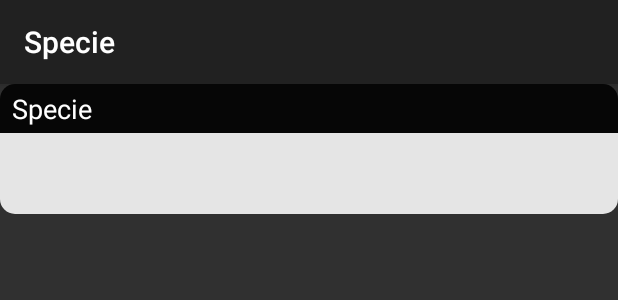
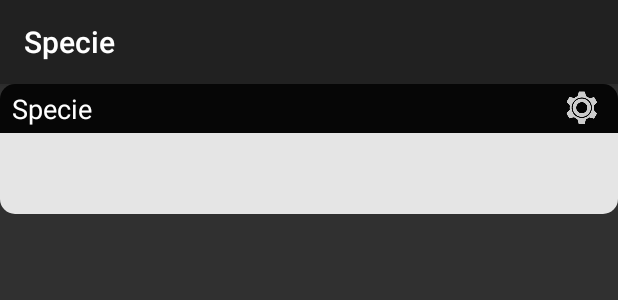
Before and after one commit to billthefarmer/specie, an Android app: the layout widget.xml on its own in the app's theme, with its tools: preview values and no code run, on a phone screen of 412 x 824 dp. Shown: the top 300 px of the screen. Run offline under Robolectric (Android 15) with nearby library versions, the phone set to English and light mode, and no system bars.

Commit message:
Update config widget

```diff
--- a/src/main/res/layout/widget.xml
+++ b/src/main/res/layout/widget.xml
@@ -45,10 +45,24 @@
 
     <TextView
         android:id="@+id/current_value"
-        android:layout_width="match_parent"
+        android:layout_width="wrap_content"
         android:layout_height="wrap_content"
         android:textColor="@android:color/white"
         android:textAppearance="?android:attr/textAppearanceMedium" />
+
+    <ImageView
+        android:layout_width="0dp"
+        android:layout_height="fill_parent"
+        android:layout_weight="1"
+        tools:ignore="ContentDescription" />
+
+    <ImageView
+        android:id="@+id/config"
+        android:layout_width="wrap_content"
+        android:layout_height="wrap_content"
+        android:layout_marginRight="8dp"
+        android:src="@drawable/ic_action_settings"
+        tools:ignore="ContentDescription" />
 
   </LinearLayout>
 
```
Also changed, not shown: src/main/AndroidManifest.xml (+9 -0 lines), src/main/java/org/billthefarmer/specie/Main.java (+25 -13 lines), src/main/java/org/billthefarmer/specie/SpecieWidgetProvider.java (+29 -12 lines).
